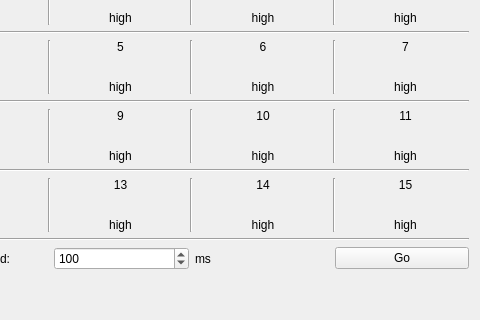
Old version of the form src/brickv/plugin_system/plugins/industrial_digital_in_4/ui/industrial_digital_in_4.ui in the repository Tinkerforge/brickv; both pictures show x 97 to 577 and y 136 to 456 of the 577 by 456 pixel window.
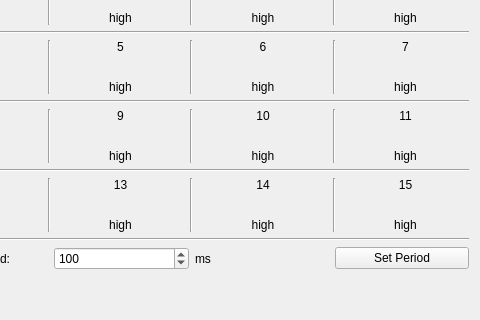
New version of the form.

Commit message: Use "Set Period" instead of "Go"

Diff of the .ui file:
```diff
--- a/src/brickv/plugin_system/plugins/industrial_digital_in_4/ui/industrial_digital_in_4.ui
+++ b/src/brickv/plugin_system/plugins/industrial_digital_in_4/ui/industrial_digital_in_4.ui
@@ -878,7 +878,7 @@
      <item>
       <widget class="QPushButton" name="debounce_go">
        <property name="text">
-        <string>Go</string>
+        <string>Set Period</string>
        </property>
       </widget>
      </item>
```
